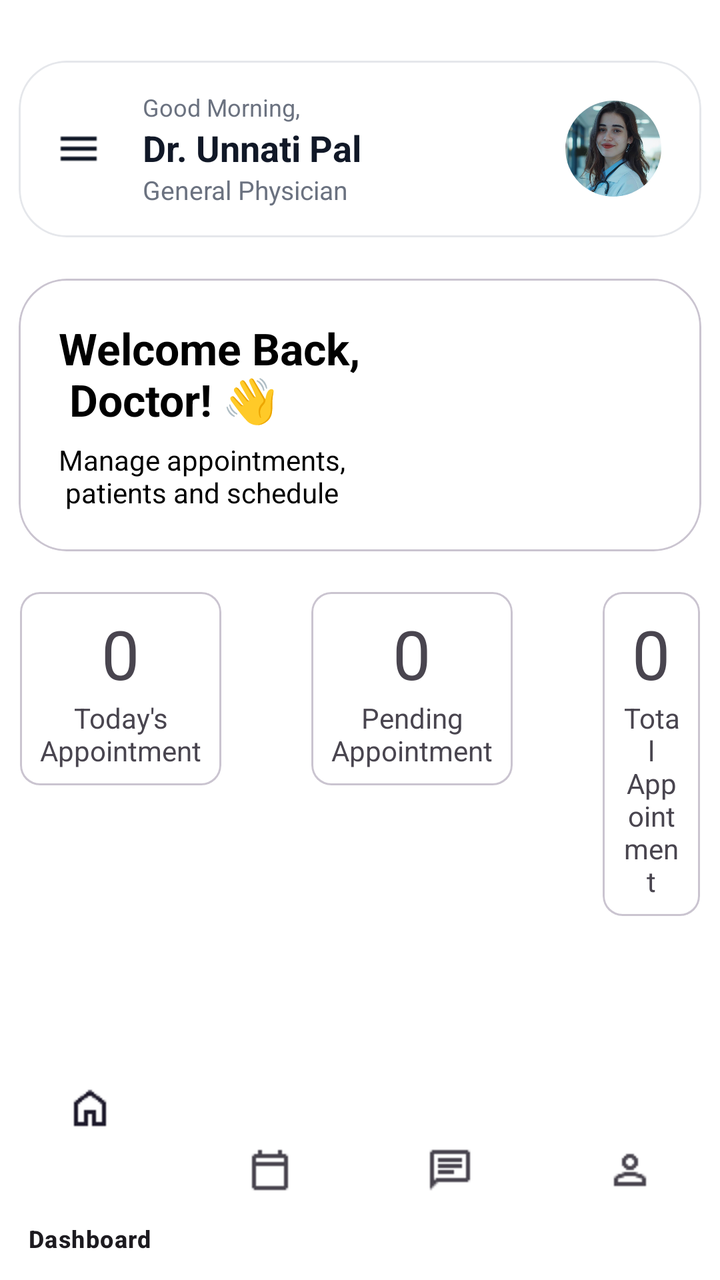
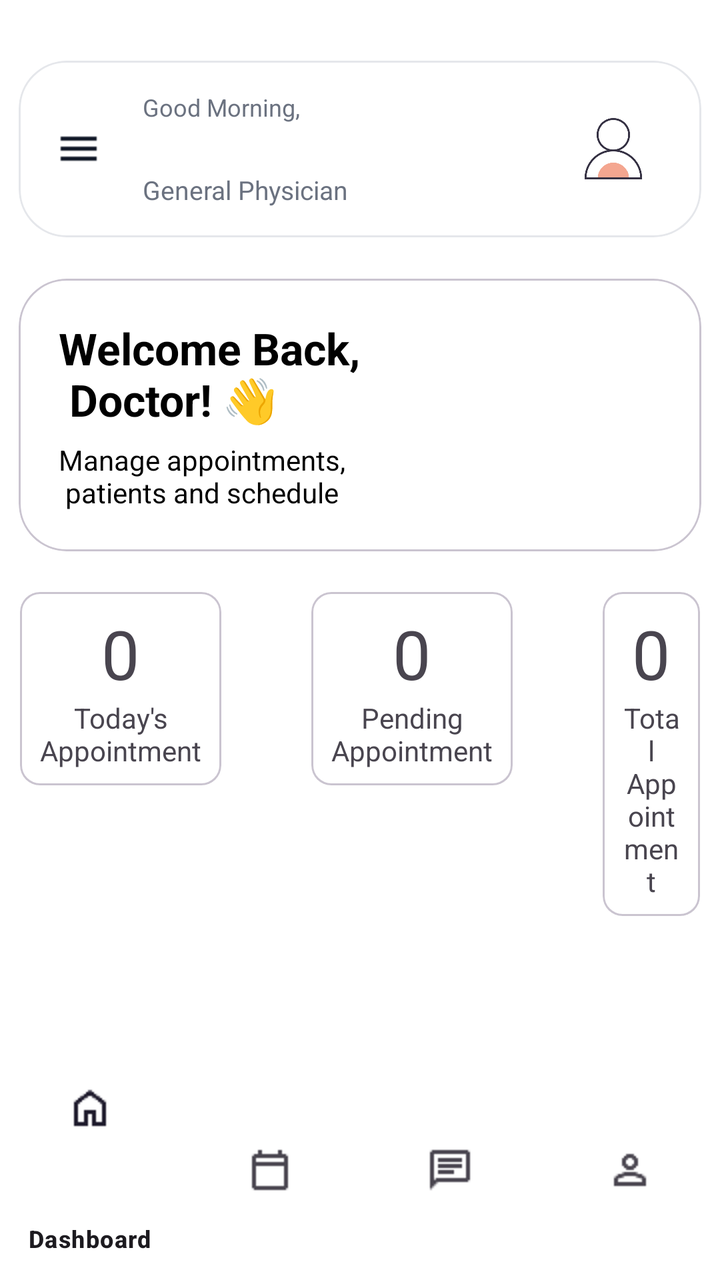

Two renders of the same Android screen: before a commit and after it. Below are the layout's source before the change and the commit's diff.
<!-- AndroidManifest.xml: application theme Theme.Hospital_Appointment_System -->
<!-- res/layout/activity_doctor_dash_board.xml -->
<?xml version="1.0" encoding="UTF-8"?>
<LinearLayout xmlns:android="http://schemas.android.com/apk/res/android"
    xmlns:app="http://schemas.android.com/apk/res-auto"
    xmlns:tools="http://schemas.android.com/tools"
    android:id="@+id/main"
    android:layout_width="match_parent"
    android:layout_height="match_parent"
    android:background="@color/background"
    android:orientation="vertical"
    tools:context=".Doctor_DashBoard_Activity">

    <com.google.android.material.card.MaterialCardView
        android:layout_width="match_parent"
        android:layout_height="wrap_content"
        android:layout_marginTop="20dp"
        app:cardCornerRadius="24dp"
        app:cardUseCompatPadding="true"
        app:strokeColor="#E5E7EB"
        app:strokeWidth="1dp">

        <LinearLayout
            android:layout_width="match_parent"
            android:layout_height="wrap_content"
            android:background="@color/white"
            android:gravity="center_vertical"
            android:paddingStart="10dp"
            android:paddingEnd="20dp"
            android:orientation="horizontal"
            android:padding="15dp">

            
            <ImageButton
                android:layout_width="40dp"
                android:layout_height="40dp"
                android:background="?attr/selectableItemBackgroundBorderless"
                android:padding="8dp"
                android:src="@drawable/menu"
                app:tint="#111827" />

            
            <LinearLayout
                android:layout_width="0dp"
                android:layout_height="wrap_content"
                android:layout_marginStart="12dp"
                android:layout_weight="1"
                android:orientation="vertical">

                <TextView
                    android:layout_width="wrap_content"
                    android:layout_height="wrap_content"
                    android:text="Good Morning,"
                    android:textColor="#6B7280"
                    android:textSize="12sp" />

                <TextView
                    android:layout_width="wrap_content"
                    android:layout_height="wrap_content"
                    android:text="Dr. Unnati Pal"
                    android:textColor="#111827"
                    android:textSize="18sp"
                    android:textStyle="bold" />

                <TextView
                    android:layout_width="wrap_content"
                    android:layout_height="wrap_content"
                    android:text="General Physician"
                    android:textColor="#6B7280"
                    android:textSize="13sp" />
            </LinearLayout>

            
            <com.google.android.material.imageview.ShapeableImageView
                android:layout_width="48dp"
                android:layout_height="48dp"
                android:scaleType="centerCrop"
                android:src="@drawable/doctor_image"
                app:shapeAppearanceOverlay="@style/CircleImageView" />
        </LinearLayout>

    </com.google.android.material.card.MaterialCardView>

    <com.google.android.material.card.MaterialCardView
        android:layout_width="match_parent"
        android:layout_height="wrap_content"
        app:cardUseCompatPadding="true"

        app:cardCornerRadius="24dp">

        <LinearLayout
            android:layout_width="match_parent"
            android:layout_height="wrap_content"
            android:orientation="vertical"
            android:background="@color/white"
            android:padding="20dp">

            <TextView
                android:layout_width="wrap_content"
                android:layout_height="wrap_content"
                android:textColor="@color/black"
                android:text="Welcome Back,\n Doctor! 👋"
                android:textSize="22sp"
                android:textStyle="bold"/>

            <TextView
                android:layout_width="wrap_content"
                android:layout_height="wrap_content"
                android:text="Manage appointments,\n patients and schedule"
                android:layout_marginTop="6dp"
                android:textColor="@color/black"
                android:textSize="14sp"/>
        </LinearLayout>
    </com.google.android.material.card.MaterialCardView>

    <LinearLayout
        android:layout_width="match_parent"
        android:layout_height="wrap_content"
        android:layout_gravity="center"
        android:padding="10dp"
        android:orientation="horizontal">

        <com.google.android.material.card.MaterialCardView
            android:layout_width="wrap_content"
            android:layout_height="wrap_content"
            app:cardCornerRadius="10dp"
            android:layout_marginRight="45dp">
            <LinearLayout
                android:layout_width="wrap_content"
                android:layout_height="wrap_content"
                android:background="@drawable/appointment_bar"
                android:orientation="vertical"
                android:layout_row="0"

                android:gravity="center"
                android:layout_column="1"
                android:padding="8dp"
                android:paddingStart="10dp"
                android:paddingEnd="10dp"
                android:elevation="10dp">
                <TextView
                    android:layout_width="wrap_content"
                    android:layout_height="wrap_content"
                    android:text="0"
                    android:textSize="34sp" />

                <TextView
                    android:layout_width="wrap_content"
                    android:layout_height="wrap_content"
                    android:gravity="center"
                    android:text="Today's\nAppointment" />

            </LinearLayout>
        </com.google.android.material.card.MaterialCardView>

        <com.google.android.material.card.MaterialCardView
            android:layout_width="wrap_content"
            android:layout_height="wrap_content"
            app:cardCornerRadius="10dp"
            android:layout_marginRight="45dp">
            <LinearLayout
                android:layout_width="wrap_content"
                android:layout_height="wrap_content"
                android:background="@drawable/appointment_bar"
                android:orientation="vertical"
                android:layout_row="0"
                android:gravity="center"
                android:layout_column="1"
                android:padding="8dp"
                android:paddingStart="10dp"
                android:paddingEnd="10dp"
                android:elevation="10dp">

                <TextView
                    android:layout_width="wrap_content"
                    android:layout_height="wrap_content"
                    android:text="0"
                    android:textSize="34sp" />

                <TextView
                    android:layout_width="wrap_content"
                    android:layout_height="wrap_content"
                    android:gravity="center"
                    android:text="Pending\nAppointment"/>

            </LinearLayout>
        </com.google.android.material.card.MaterialCardView>


       <com.google.android.material.card.MaterialCardView
           android:layout_width="wrap_content"
           android:layout_height="wrap_content"
           app:cardCornerRadius="10dp">
           <LinearLayout
               android:layout_width="wrap_content"
               android:layout_height="wrap_content"
               android:background="@drawable/appointment_bar"
               android:orientation="vertical"
               android:layout_row="0"
               android:gravity="center"
               android:layout_column="1"
               android:padding="8dp"
               android:paddingStart="10dp"
               android:paddingEnd="10dp"
               android:elevation="10dp">

               <TextView
                   android:layout_width="wrap_content"
                   android:layout_height="wrap_content"
                   android:text="0"
                   android:textSize="34sp" />

               <TextView
                   android:layout_width="wrap_content"
                   android:layout_height="wrap_content"
                   android:gravity="center"
                   android:text="Total\nAppointment" />
           </LinearLayout>
       </com.google.android.material.card.MaterialCardView>

    </LinearLayout>

    <androidx.constraintlayout.widget.ConstraintLayout
        android:layout_width="match_parent"
        android:layout_height="match_parent">


        <androidx.recyclerview.widget.RecyclerView
            android:id="@+id/appointment"
            android:layout_width="match_parent"
            android:layout_height="400dp"
            app:layout_constraintBottom_toTopOf="@+id/bottomNavigationView"
            app:layout_constraintEnd_toEndOf="parent"
            app:layout_constraintHorizontal_bias="1.0"
            app:layout_constraintStart_toStartOf="parent"
            app:layout_constraintTop_toTopOf="parent"
            app:layout_constraintVertical_bias="1.0"
            tools:listitem="@layout/appointment_card" />

        <com.google.android.material.bottomnavigation.BottomNavigationView
            android:id="@+id/bottomNavigationView"
            android:layout_width="match_parent"
            android:layout_height="110dp"
            android:layout_alignParentBottom="true"
            android:background="@color/white"
            app:layout_constraintBottom_toBottomOf="parent"
            app:layout_constraintEnd_toEndOf="parent"
            app:layout_constraintHorizontal_bias="0.0"
            app:layout_constraintStart_toStartOf="parent"
            app:menu="@menu/doctor_bottom_menu" />
    </androidx.constraintlayout.widget.ConstraintLayout>


</LinearLayout>
<!-- res/layout/appointment_card.xml (included above) -->
<?xml version="1.0" encoding="utf-8"?>
<LinearLayout xmlns:android="http://schemas.android.com/apk/res/android"
    android:layout_width="match_parent"
    android:layout_height="wrap_content"
    xmlns:app="http://schemas.android.com/apk/res-auto">

    <com.google.android.material.card.MaterialCardView
        android:layout_width="match_parent"
        android:layout_height="wrap_content"
        app:cardUseCompatPadding="true">



        <LinearLayout
            android:orientation="horizontal"
            android:padding="8dp"
            android:paddingEnd="20dp"
            android:layout_width="match_parent"
            android:layout_height="match_parent">

            <com.google.android.material.imageview.ShapeableImageView
                android:layout_width="50dp"
                android:layout_height="50dp"
                android:layout_marginRight="20dp"
                android:scaleType="centerCrop"
                android:src="@drawable/doctor_image"
                app:shapeAppearanceOverlay="@style/CircleImageView" />

            <TextView
                android:text="Human Singh"
                android:textSize="20sp"
                android:layout_gravity="center"
                android:layout_weight="1"
                android:layout_width="wrap_content"
                android:layout_height="wrap_content" />

            <TextView
                android:text="Pending"
                android:textSize="14sp"
                android:layout_gravity="end|center"
                android:background="@drawable/pending_appointments"
                android:padding="10dp"
                android:layout_width="wrap_content"
                android:layout_height="wrap_content" />

        </LinearLayout>



    </com.google.android.material.card.MaterialCardView>




</LinearLayout>
<!-- resources referenced by this layout -->
<resources>
  <color name="background">#FFFFFF</color>
  <color name="black">#FF000000</color>
  <color name="white">#FFFFFFFF</color>
  <!-- drawable appointment_bar (drawable) -->
  <?xml version="1.0" encoding="utf-8"?>
  <shape xmlns:android="http://schemas.android.com/apk/res/android"
      android:shape="rectangle">
  
      <stroke android:color="@color/white" android:width="1dp"/>
      <corners android:radius="10dp"/>
      <solid android:color="@color/white"/>
  
  </shape>
  <!-- drawable doctor_image: png bitmap (drawable, 201036 bytes) -->
  <!-- drawable menu: png bitmap (drawable, 316 bytes) -->
  <!-- drawable pending_appointments (drawable) -->
  <?xml version="1.0" encoding="utf-8"?>
  <shape xmlns:android="http://schemas.android.com/apk/res/android"
      android:shape="rectangle">
  
      <solid android:color="@color/pending"/>
      <corners android:radius="30dp"/>
  </shape>
  <style name="CircleImageView">
          <item name="cornerFamily">rounded</item>
          <item name="cornerSize">50%</item>
      </style>
  <style name="Theme.Hospital_Appointment_System" parent="Base.Theme.Hospital_Appointment_System" />
  <color name="pending">#77FFC400</color>
  <style name="Base.Theme.Hospital_Appointment_System" parent="Theme.Material3.DayNight.NoActionBar">
          
          
      </style>
</resources>

<!-- the commit's change to res/layout/activity_doctor_dash_board.xml (unified diff, before → after) -->
@@ -55,7 +55,7 @@
                 <TextView
                     android:layout_width="wrap_content"
                     android:layout_height="wrap_content"
-                    android:text="Dr. Unnati Pal"
+                    android:text=""
                     android:textColor="#111827"
                     android:textSize="18sp"
                     android:textStyle="bold" />
@@ -73,7 +73,7 @@
                 android:layout_width="48dp"
                 android:layout_height="48dp"
                 android:scaleType="centerCrop"
-                android:src="@drawable/doctor_image"
+                android:src="@drawable/avatar"
                 app:shapeAppearanceOverlay="@style/CircleImageView" />
         </LinearLayout>
 
<!-- resource entries referenced after the edit -->
@@ -13,6 +13,7 @@
       <solid android:color="@color/white"/>
   
   </shape>
+  <!-- drawable avatar: png bitmap (drawable, 21592 bytes) -->
   <!-- drawable doctor_image: png bitmap (drawable, 201036 bytes) -->
   <!-- drawable menu: png bitmap (drawable, 316 bytes) -->
   <!-- drawable pending_appointments (drawable) -->
